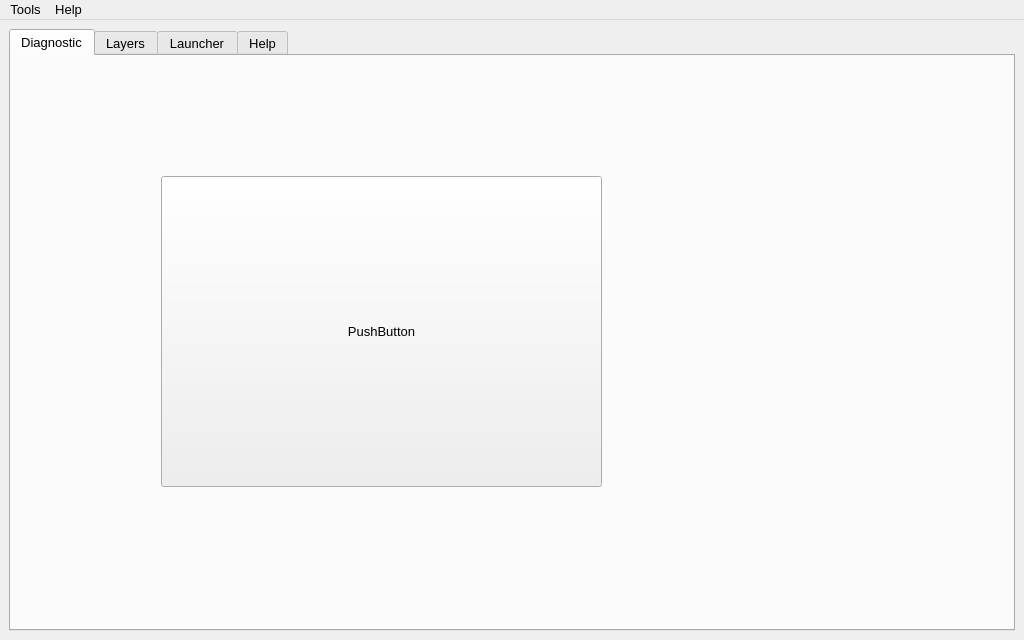
Before: the Qt Designer form vkconfig/mainwindow.ui in dgkoch/LunarG-VulkanTools, drawn with Qt 5.
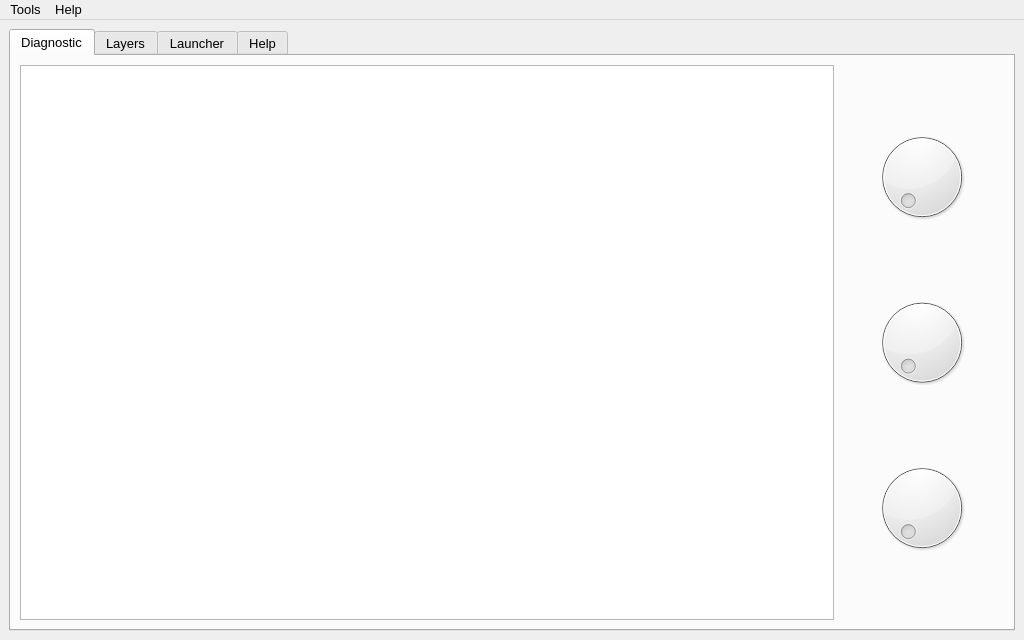
After: the same form once the commit is applied. The open tabs and pages were chosen to show the change. Icons and pictures are not drawn.

Commit message: vkconfig: improve launcher layout

```diff
--- a/vkconfig/mainwindow.ui
+++ b/vkconfig/mainwindow.ui
@@ -63,37 +63,36 @@
        <attribute name="title">
         <string>Diagnostic</string>
        </attribute>
-       <widget class="QWidget" name="gridLayoutWidget">
-        <property name="geometry">
-         <rect>
-          <x>150</x>
-          <y>120</y>
-          <width>441</width>
-          <height>311</height>
-         </rect>
-        </property>
-        <layout class="QGridLayout" name="gridLayout_16">
-         <item row="0" column="0">
-          <widget class="QPushButton" name="pushButton">
-           <property name="sizePolicy">
-            <sizepolicy hsizetype="Expanding" vsizetype="Expanding">
-             <horstretch>0</horstretch>
-             <verstretch>0</verstretch>
-            </sizepolicy>
-           </property>
-           <property name="maximumSize">
-            <size>
-             <width>16777215</width>
-             <height>16777215</height>
-            </size>
-           </property>
-           <property name="text">
-            <string>PushButton</string>
-           </property>
-          </widget>
-         </item>
-        </layout>
-       </widget>
+       <layout class="QHBoxLayout" name="horizontalLayout_6">
+        <item>
+         <widget class="QTextBrowser" name="textBrowser"/>
+        </item>
+        <item>
+         <layout class="QVBoxLayout" name="verticalLayout_10">
+          <property name="leftMargin">
+           <number>32</number>
+          </property>
+          <property name="topMargin">
+           <number>32</number>
+          </property>
+          <property name="rightMargin">
+           <number>32</number>
+          </property>
+          <property name="bottomMargin">
+           <number>32</number>
+          </property>
+          <item>
+           <widget class="QDial" name="dial"/>
+          </item>
+          <item>
+           <widget class="QDial" name="dial_3"/>
+          </item>
+          <item>
+           <widget class="QDial" name="dial_2"/>
+          </item>
+         </layout>
+        </item>
+       </layout>
       </widget>
       <widget class="QWidget" name="tab_layers">
        <attribute name="title">
```
Left out of the diff: 115 changed lines with no effect on the pictures.
